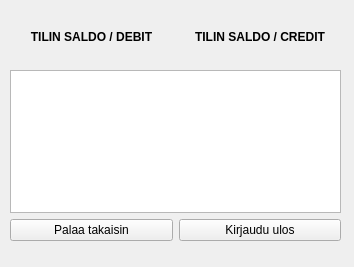
Before: the Qt Designer form bank-automat/accountbalance.ui in JuusoToratti/tvt23pankkiprojekti, drawn with Qt 5.
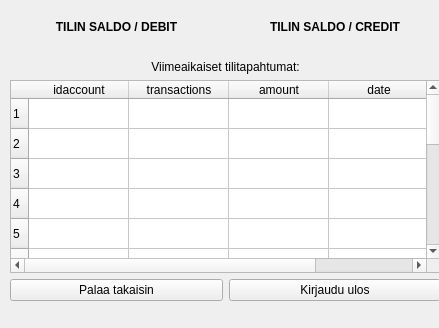
After: the same form once the commit is applied.

Diff of the .ui file:
```diff
--- a/bank-automat/accountbalance.ui
+++ b/bank-automat/accountbalance.ui
@@ -6,8 +6,8 @@
    <rect>
     <x>0</x>
     <y>0</y>
-    <width>354</width>
-    <height>267</height>
+    <width>439</width>
+    <height>328</height>
    </rect>
   </property>
   <property name="windowTitle">
@@ -20,20 +20,49 @@
    <property name="geometry">
     <rect>
      <x>10</x>
-     <y>30</y>
-     <width>331</width>
-     <height>211</height>
+     <y>20</y>
+     <width>431</width>
+     <height>281</height>
     </rect>
    </property>
    <layout class="QGridLayout" name="gridLayout">
-    <item row="2" column="2">
-     <widget class="QLabel" name="debitlabel">
-      <property name="text">
-       <string/>
-      </property>
-      <property name="alignment">
-       <set>Qt::AlignCenter</set>
-      </property>
+    <item row="4" column="1" colspan="2">
+     <widget class="QTableWidget" name="transTableWidget">
+      <row/>
+      <row/>
+      <row/>
+      <row/>
+      <row/>
+      <row/>
+      <row/>
+      <row/>
+      <row/>
+      <row/>
+      <row/>
+      <row/>
+      <row/>
+      <row/>
+      <row/>
+      <column>
+       <property name="text">
+        <string>idaccount</string>
+       </property>
+      </column>
+      <column>
+       <property name="text">
+        <string>transactions</string>
+       </property>
+      </column>
+      <column>
+       <property name="text">
+        <string>amount</string>
+       </property>
+      </column>
+      <column>
+       <property name="text">
+        <string>date</string>
+       </property>
+      </column>
      </widget>
     </item>
     <item row="2" column="1">
@@ -46,17 +75,7 @@
       </property>
      </widget>
     </item>
-    <item row="3" column="1" colspan="2">
-     <widget class="QTableWidget" name="tableWidget"/>
-    </item>
-    <item row="4" column="1">
-     <widget class="QPushButton" name="backButton">
-      <property name="text">
-       <string>Palaa takaisin</string>
-      </property>
-     </widget>
-    </item>
-    <item row="4" column="2">
+    <item row="5" column="2">
      <widget class="QPushButton" name="logoutButton2">
       <property name="text">
        <string>Kirjaudu ulos</string>
@@ -83,6 +102,33 @@
       </property>
      </widget>
     </item>
+    <item row="2" column="2">
+     <widget class="QLabel" name="debitlabel">
+      <property name="text">
+       <string/>
+      </property>
+      <property name="alignment">
+       <set>Qt::AlignCenter</set>
+      </property>
+     </widget>
+    </item>
+    <item row="5" column="1">
+     <widget class="QPushButton" name="backButton">
+      <property name="text">
+       <string>Palaa takaisin</string>
+      </property>
+     </widget>
+    </item>
+    <item row="3" column="1" colspan="2">
+     <widget class="QLabel" name="lastFiveEvents">
+      <property name="text">
+       <string>Viimeaikaiset tilitapahtumat:</string>
+      </property>
+      <property name="alignment">
+       <set>Qt::AlignCenter</set>
+      </property>
+     </widget>
+    </item>
    </layout>
   </widget>
  </widget>
```
